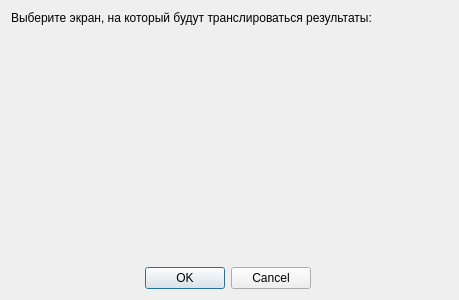
Before: the Qt Designer form ui_files/stream_dialog.ui in PrincePepper/DVFU_Course_work_2020_yeticup, drawn with Qt 5.
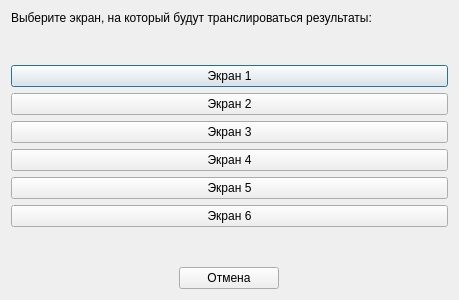
After: the same form once the commit is applied.

Commit message: добавлен выбор экрана для трасляции

```diff
--- a/ui_files/stream_dialog.ui
+++ b/ui_files/stream_dialog.ui
@@ -21,6 +21,61 @@
      </property>
     </widget>
    </item>
+   <item>
+    <spacer name="verticalSpacer_2">
+     <property name="orientation">
+      <enum>Qt::Vertical</enum>
+     </property>
+     <property name="sizeHint" stdset="0">
+      <size>
+       <width>20</width>
+       <height>40</height>
+      </size>
+     </property>
+    </spacer>
+   </item>
+   <item>
+    <widget class="QPushButton" name="screen1">
+     <property name="text">
+      <string>Экран 1</string>
+     </property>
+    </widget>
+   </item>
+   <item>
+    <widget class="QPushButton" name="screen2">
+     <property name="text">
+      <string>Экран 2</string>
+     </property>
+    </widget>
+   </item>
+   <item>
+    <widget class="QPushButton" name="screen3">
+     <property name="text">
+      <string>Экран 3</string>
+     </property>
+    </widget>
+   </item>
+   <item>
+    <widget class="QPushButton" name="screen4">
+     <property name="text">
+      <string>Экран 4</string>
+     </property>
+    </widget>
+   </item>
+   <item>
+    <widget class="QPushButton" name="screen5">
+     <property name="text">
+      <string>Экран 5</string>
+     </property>
+    </widget>
+   </item>
+   <item>
+    <widget class="QPushButton" name="screen6">
+     <property name="text">
+      <string>Экран 6</string>
+     </property>
+    </widget>
+   </item>
    <item>
     <spacer name="verticalSpacer">
      <property name="orientation">
@@ -35,20 +90,21 @@
     </spacer>
    </item>
    <item>
-    <widget class="QDialogButtonBox" name="buttonBox">
-     <property name="maximumSize">
-      <size>
-       <width>300</width>
-       <height>16777215</height>
-      </size>
-     </property>
-     <property name="orientation">
-      <enum>Qt::Horizontal</enum>
-     </property>
-     <property name="standardButtons">
-      <set>QDialogButtonBox::Cancel|QDialogButtonBox::Ok</set>
-     </property>
-    </widget>
+    <layout class="QHBoxLayout" name="horizontalLayout">
+     <item>
+      <widget class="QPushButton" name="cancel">
+       <property name="maximumSize">
+        <size>
+         <width>100</width>
+         <height>16777215</height>
+        </size>
+       </property>
+       <property name="text">
+        <string>Отмена</string>
+       </property>
+      </widget>
+     </item>
+    </layout>
    </item>
   </layout>
  </widget>
```
Left out of the diff: 35 changed lines with no effect on the pictures. The commit also changes 1 other file.
